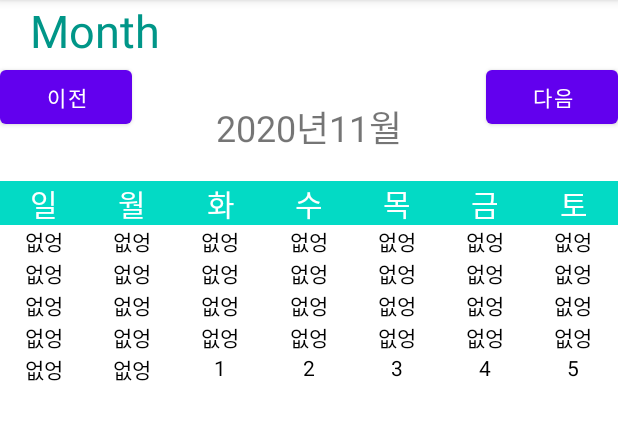
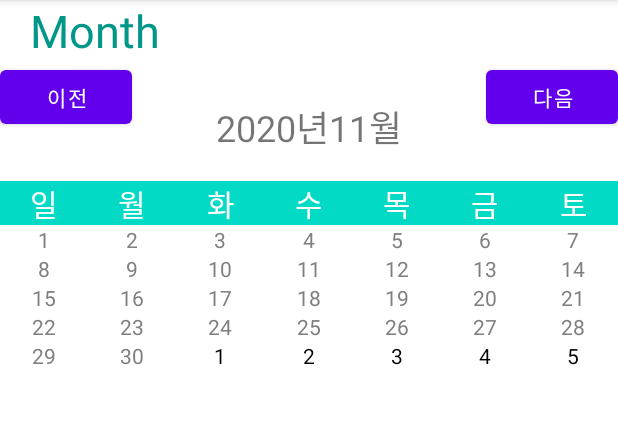
Before and after one commit to WallGGom/MapmO, an Android app: the MemoMonthActivity screen opened directly, with no data from a screen before it, after a tap on "다음", on a phone screen of 412 x 824 dp, the part 84-524 px from its top. Run offline under Robolectric (Android 15) with nearby library versions, the phone set to English and light mode, and no system bars; our stand-ins replace Room's generated code; 1 other tap on this screen came first.

Commit message:
S03P31D203-73 | calendar color | 김희정

```diff
--- a/MapmO/app/src/main/java/com/example/mapmo/MonthDateAdapter.kt
+++ b/MapmO/app/src/main/java/com/example/mapmo/MonthDateAdapter.kt
@@ -33,9 +33,9 @@ class MonthDateAdapter : RecyclerView.Adapter<MonthHolder>() {
 class MonthHolder(itemView: View) : RecyclerView.ViewHolder(itemView) {
     fun bind(listdata: ListMonthData, flag: Boolean) {
         if (!flag) {
-//            itemView.month_date.text = "${listdata.number}"
-            itemView.month_date.text = "없엉"
-//            itemView.month_date.setTextColor(255)
+            itemView.month_date.text = "${listdata.number}"
+            //itemView.month_date.text = "없엉"
+            itemView.month_date.setTextColor(-0x808080)
             itemView.month_date.isClickable = false
         } else {
             itemView.month_date.text = "${listdata.number}"
--- a/MapmO/app/src/main/res/layout/month_date_item.xml
+++ b/MapmO/app/src/main/res/layout/month_date_item.xml
@@ -7,11 +7,12 @@
     <TextView
         android:id="@+id/month_date"
         android:layout_width="0dp"
+        android:layout_height="wrap_content"
+        android:layout_weight="1"
+        android:background="#FFFFFF"
+        android:clickable="false"
         android:gravity="center"
-        android:layout_weight="1"
-        android:layout_height="wrap_content"
-        android:textColor="@color/black"
-        android:clickable="false"
-        android:text="date"/>
+        android:text="date"
+        android:textColor="@color/black" />
 
 </LinearLayout>
```
